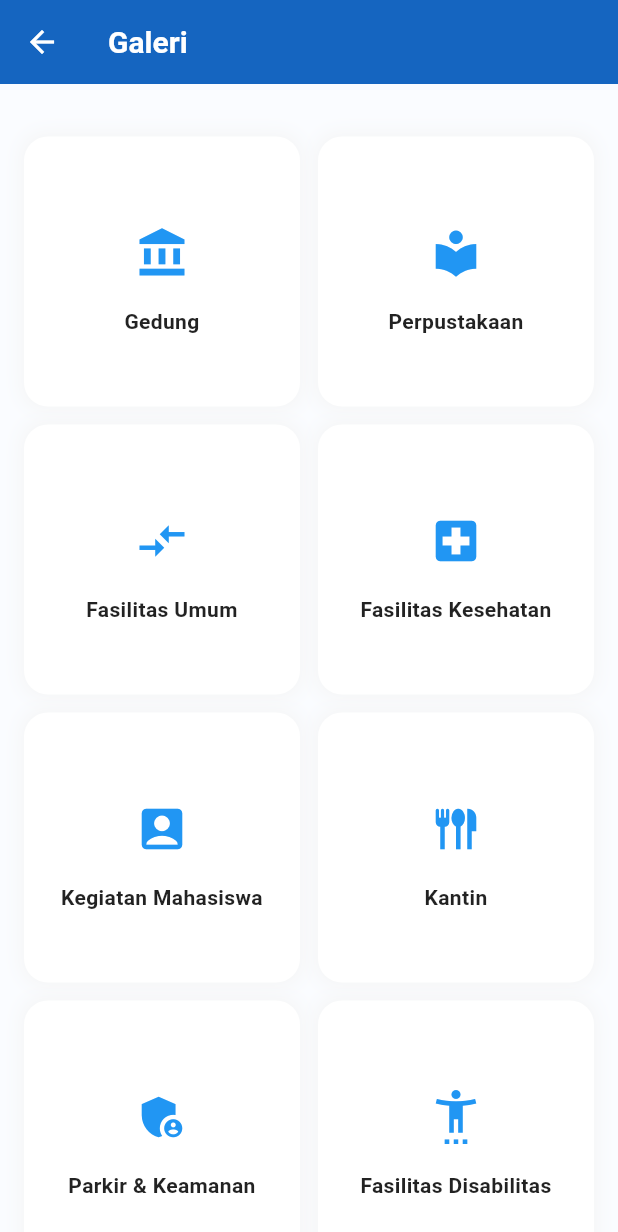
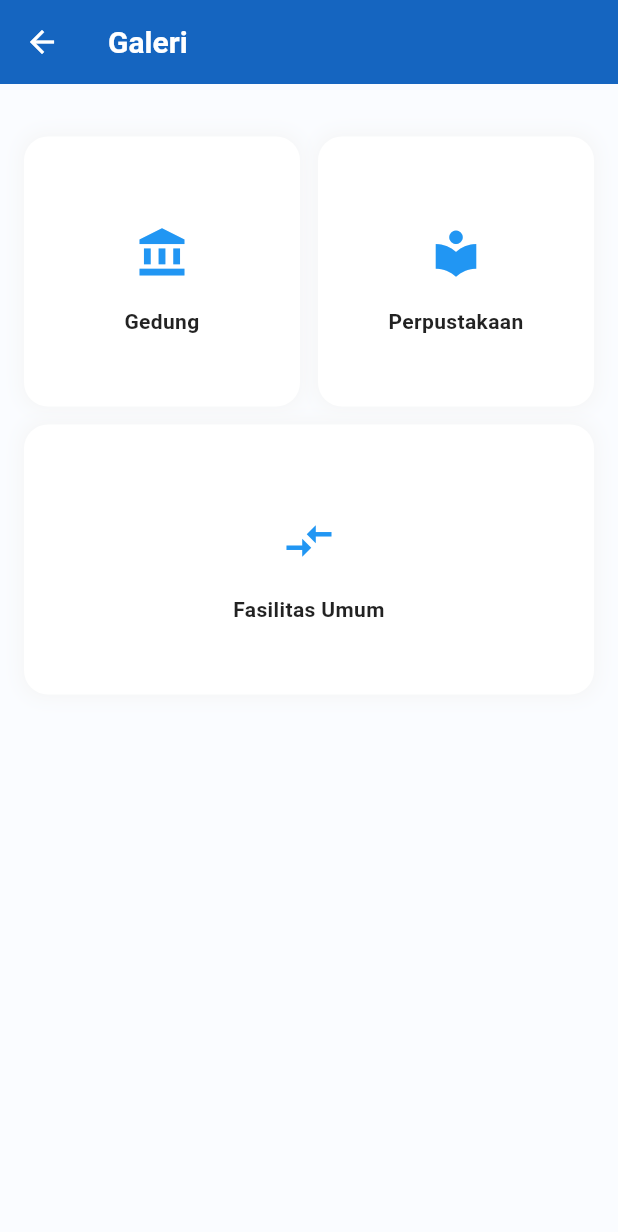
Before and after one commit to wahyualvyy/project-kelompok-1, a Flutter app: the GaleriPage screen opened directly, on a phone screen of 412 x 824 dp. Shown: the top 1232 px of the screen. Run offline on Flutter 3.47's test engine with Material 3 defaults, Android fonts, the phone set to English and light mode, and no system bars.

Commit message:
update:fitur-galeri

```diff
--- a/lib/pages/galeri.dart
+++ b/lib/pages/galeri.dart
@@ -66,7 +66,7 @@ class _GaleriPageState extends State<GaleriPage> {
       leading: IconButton(
         icon: Icon(Icons.arrow_back, color: Colors.white),
         onPressed: () {
-          // Back action
+          Navigator.pop(context);
         },
       ),
     );
@@ -92,7 +92,6 @@ Widget _buildMenuInformasi() {
         // ),
 
         SizedBox(height: 35),
-
 
         // --- PERUBAHAN LAYOUT DIMULAI DARI SINI ---
 
@@ -129,63 +128,12 @@ Widget _buildMenuInformasi() {
                 label: 'Fasilitas Umum',
                 iconColor: Color(0xFF2196F3),
                 textColor: Colors.black87,
-            ),
-            SizedBox(width: 12),
-            _buildMenuCard(
-              icon: Icons.local_hospital,
-              label: 'Fasilitas Kesehatan',
-              iconColor: Color(0xFF2196F3),
-              textColor: Colors.black87,
-            ),
+              )
             ],
           ),
         ),
         SizedBox(height: 12), // Jarak antar baris
-
-      // BARIS 3 (Isi 2 Kartu)
-      Padding(
-        padding: EdgeInsets.symmetric(horizontal: 16),
-        child: Row(
-          children: [
-            _buildMenuCard(
-              icon: Icons.account_box,
-              label: 'Kegiatan Mahasiswa',
-              iconColor: Color(0xFF2196F3),
-              textColor: Colors.black87,
-            ),
-            SizedBox(width: 12),
-            _buildMenuCard(
-              icon: Icons.flatware,
-              label: 'Kantin',
-              iconColor: Color(0xFF2196F3),
-              textColor: Colors.black87,
-            ),
-          ],
-        ),
-      ),
-      SizedBox(height: 12), // Jarak antar baris
-
         // BARIS 4 (Isi 2 Kartu)
-      Padding(
-        padding: EdgeInsets.symmetric(horizontal: 16),
-        child: Row(
-          children: [
-            _buildMenuCard(
-              icon: Icons.admin_panel_settings,
-              label: 'Parkir & Keamanan',
-              iconColor: Color(0xFF2196F3),
-              textColor: Colors.black87,
-            ),
-            SizedBox(width: 12),
-            _buildMenuCard(
-              icon: Icons.settings_accessibility,
-              label: 'Fasilitas Disabilitas',
-              iconColor: Color(0xFF2196F3),
-              textColor: Colors.black87,
-            ),
-          ],
-        ),
-      ),
       ],
     );
   }
@@ -217,7 +165,6 @@ Widget _buildMenuCard({
           },
           borderRadius: BorderRadius.circular(16),
           child: Container(
-
             // --- 1. MEMBUAT KARTU LEBIH TINGGI ---
             height: 180,
 
@@ -242,15 +189,14 @@ Widget _buildMenuCard({
                   ),
 
                   // --- 2. MEMPERBESAR IKON ---
-                child: Icon(icon, size: 36, color: iconColor), // <-- Ganti dari 24
-
+                  child: Icon(icon,
+                      size: 36, color: iconColor), // <-- Ganti dari 24
                 ),
                 SizedBox(height: 8),
                 Text(
                   label, // Label di sini tetap boleh ada '\n'
                   textAlign: TextAlign.center,
                   style: TextStyle(
-
                     // --- 3. MEMPERBESAR TULISAN ---
                     fontSize: 14, // <-- Ganti dari 11 (atau sesuaikan)
 
@@ -267,6 +213,4 @@ Widget _buildMenuCard({
       ),
     );
   }
-
-
 }
```
Lines whose indentation alone changed are shown as unchanged.
